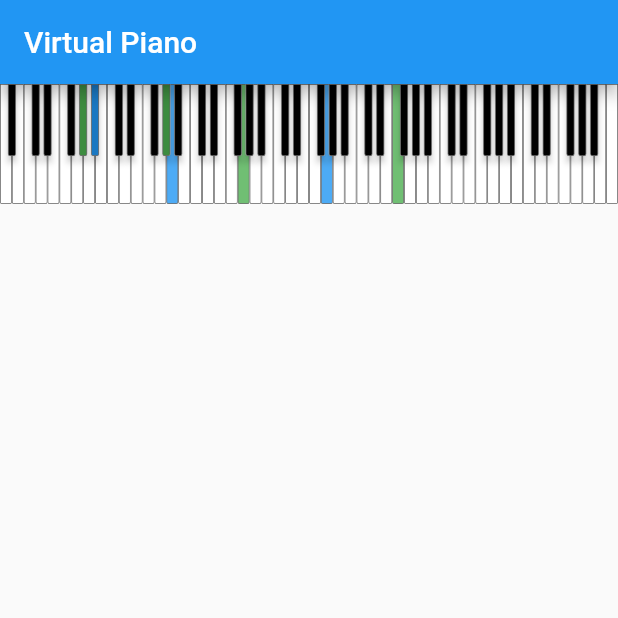
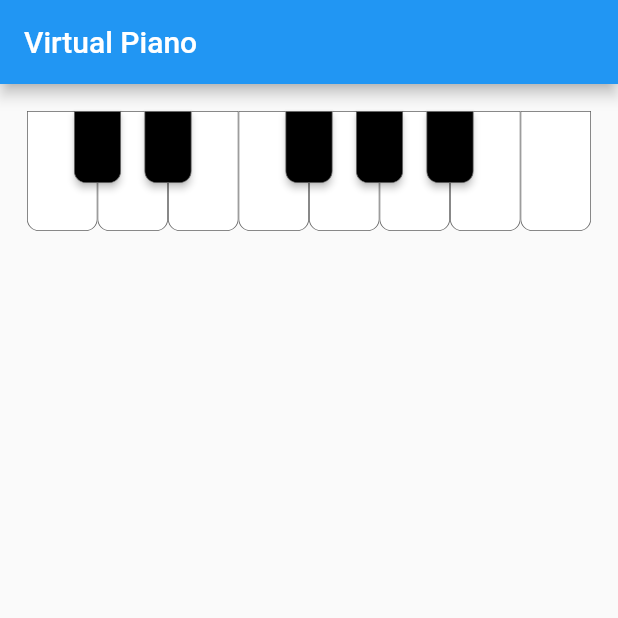
Before and after one commit to InvisibleWrench/flutter_virtual_piano, a Flutter app: the screen it shows after launch, on a phone screen of 412 x 824 dp, the top half of it. Run offline on Flutter 3.47's test engine with Material 2 defaults, Android fonts, the phone set to English and light mode, and no system bars.

```diff
--- a/example/lib/main.dart
+++ b/example/lib/main.dart
@@ -33,13 +33,15 @@ class _MyHomePageState extends State<MyHomePage> {
       appBar: AppBar(
         title: const Text("Virtual Piano"),
       ),
-      body: SizedBox(
+      body: Padding(
+        padding: const EdgeInsets.all(18.0),
+        child: SizedBox(
           height: 80,
           child: VirtualPiano(
-          noteRange: const RangeValues(21, 108),
+            noteRange: const RangeValues(60, 72),
             highlightedNoteSets: const [
-            HighlightedNoteSet({44, 55, 77, 32}, Colors.green),
-            HighlightedNoteSet({34, 45, 67, 32}, Colors.blue)
+              // HighlightedNoteSet({44, 55, 77, 32}, Colors.green),
+              // HighlightedNoteSet({34, 45, 67, 32}, Colors.blue)
             ],
             onNotePressed: (note, pos) {
               print("note pressed $note pressed at $pos");
@@ -53,6 +55,7 @@ class _MyHomePageState extends State<MyHomePage> {
             elevation: 0,
           ),
         ),
+      ),
     );
   }
 }
--- a/lib/flutter_virtual_piano.dart
+++ b/lib/flutter_virtual_piano.dart
@@ -1,4 +1,6 @@
 library flutter_virtual_piano;
+
+import 'dart:math';
 
 import 'package:flutter/material.dart';
 
@@ -230,14 +232,13 @@ class _VirtualPianoState extends State<VirtualPiano> {
       var maxValue = widget.noteRange.end.clamp(0, 127);
 
       assert(minValue < maxValue);
+      var firstBlackKey = _blacks.indexOf(_blacks.firstWhere((value) => value > minValue));
+      var lastBlackKey = _blacks.lastIndexWhere((value) => value != 0 && value <= maxValue);
+      var blackKeyCount = lastBlackKey - firstBlackKey + 1;
 
       var firstWhiteKey = _whites.indexOf(_whites.firstWhere((value) => value > minValue)) - 1;
-      var lastWhiteKey = _whites.lastIndexWhere((value) => value < maxValue) + 2;
-      var whiteKeyCount = lastWhiteKey - firstWhiteKey;
-
-      var firstBlackKey = _blacks.indexOf(_blacks.firstWhere((value) => value > minValue));
-      var lastBlackKey = _blacks.lastIndexWhere((value) => value != 0 && value < maxValue) + 1;
-      var blackKeyCount = lastBlackKey - firstBlackKey;
+      var lastWhiteKey = max(_whites.lastIndexWhere((value) => value <= maxValue), lastBlackKey + 1);
+      var whiteKeyCount = lastWhiteKey - firstWhiteKey + 1;
 
       var keyWidth = constraints.maxWidth / whiteKeyCount;
       var keyHeight = constraints.maxHeight;
--- a/pubspec.yaml
+++ b/pubspec.yaml
@@ -1,6 +1,6 @@
 name: flutter_virtual_piano
 description: A package for rendering an interactive virtual piano with Flutter.
-version: 0.0.6
+version: 0.0.7
 homepage: https://www.invisiblewrench.com
 
 environment:
```
Also changed, not shown: 1 other file. Lines whose indentation alone changed are shown as unchanged.
